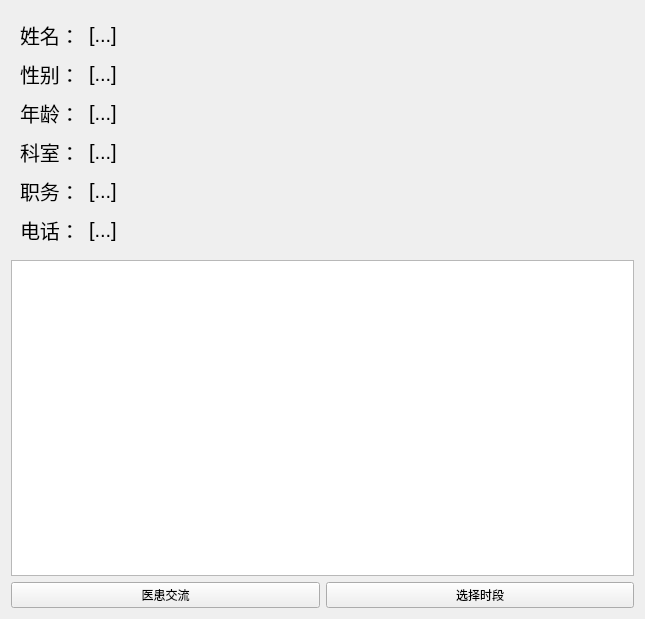
laonuo2004/cpp-qt-medical-system, file code/doctorinformationdetail.ui: the form before one commit.
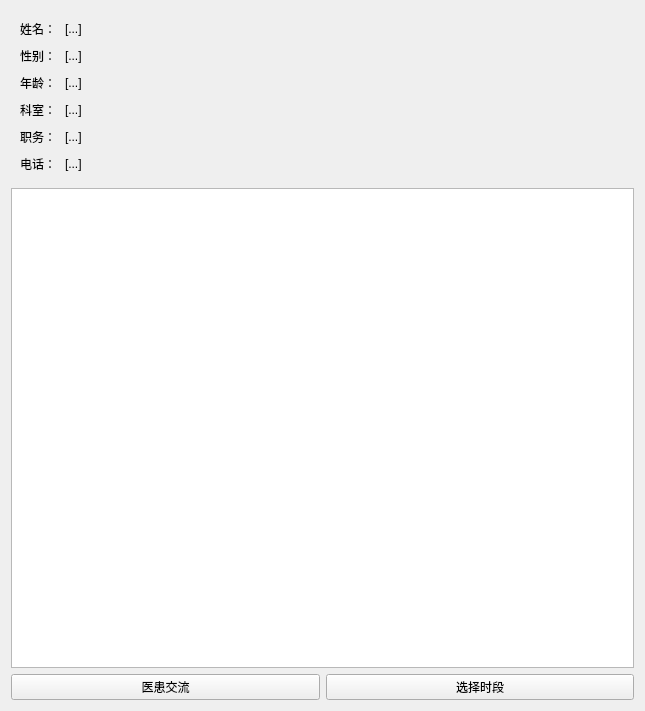
The form after the commit. Icons and pictures are not drawn.

Patch:
```diff
--- a/code/doctorinformationdetail.ui
+++ b/code/doctorinformationdetail.ui
@@ -7,7 +7,7 @@
     <x>0</x>
     <y>0</y>
     <width>645</width>
-    <height>619</height>
+    <height>711</height>
    </rect>
   </property>
   <property name="windowTitle">
@@ -40,7 +40,7 @@
         <widget class="QLabel" name="label">
          <property name="font">
           <font>
-           <pointsize>15</pointsize>
+           <pointsize>9</pointsize>
           </font>
          </property>
          <property name="text">
@@ -52,7 +52,7 @@
         <widget class="QLabel" name="label_8">
          <property name="font">
           <font>
-           <pointsize>15</pointsize>
+           <pointsize>9</pointsize>
           </font>
          </property>
          <property name="text">
@@ -64,7 +64,7 @@
         <widget class="QLabel" name="label_2">
          <property name="font">
           <font>
-           <pointsize>15</pointsize>
+           <pointsize>9</pointsize>
           </font>
          </property>
          <property name="text">
@@ -76,7 +76,7 @@
         <widget class="QLabel" name="label_9">
          <property name="font">
           <font>
-           <pointsize>15</pointsize>
+           <pointsize>9</pointsize>
           </font>
          </property>
          <property name="text">
@@ -88,7 +88,7 @@
         <widget class="QLabel" name="label_3">
          <property name="font">
           <font>
-           <pointsize>15</pointsize>
+           <pointsize>9</pointsize>
           </font>
          </property>
          <property name="text">
@@ -100,7 +100,7 @@
         <widget class="QLabel" name="label_10">
          <property name="font">
           <font>
-           <pointsize>15</pointsize>
+           <pointsize>9</pointsize>
           </font>
          </property>
          <property name="text">
@@ -112,7 +112,7 @@
         <widget class="QLabel" name="label_5">
          <property name="font">
           <font>
-           <pointsize>15</pointsize>
+           <pointsize>9</pointsize>
           </font>
          </property>
          <property name="text">
@@ -124,7 +124,7 @@
         <widget class="QLabel" name="label_11">
          <property name="font">
           <font>
-           <pointsize>15</pointsize>
+           <pointsize>9</pointsize>
           </font>
          </property>
          <property name="text">
@@ -136,7 +136,7 @@
         <widget class="QLabel" name="label_6">
          <property name="font">
           <font>
-           <pointsize>15</pointsize>
+           <pointsize>9</pointsize>
           </font>
          </property>
          <property name="text">
@@ -148,7 +148,7 @@
         <widget class="QLabel" name="label_12">
          <property name="font">
           <font>
-           <pointsize>15</pointsize>
+           <pointsize>9</pointsize>
           </font>
          </property>
          <property name="text">
@@ -160,7 +160,7 @@
         <widget class="QLabel" name="label_4">
          <property name="font">
           <font>
-           <pointsize>15</pointsize>
+           <pointsize>9</pointsize>
           </font>
          </property>
          <property name="text">
@@ -172,7 +172,7 @@
         <widget class="QLabel" name="label_13">
          <property name="font">
           <font>
-           <pointsize>15</pointsize>
+           <pointsize>9</pointsize>
           </font>
          </property>
          <property name="text">
```
